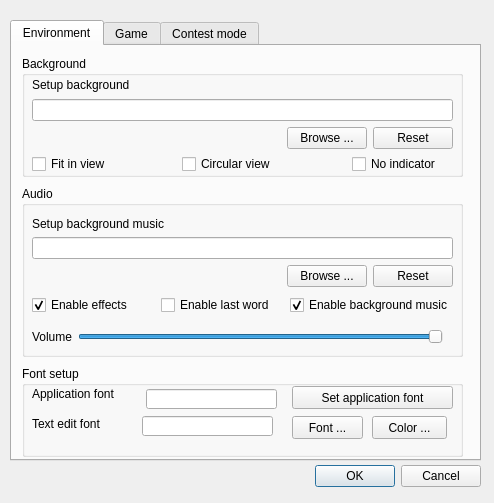
This is src/dialog/configdialog.ui in coldera/Qmelee as Qt 5 draws it before an edit. The edited form follows.
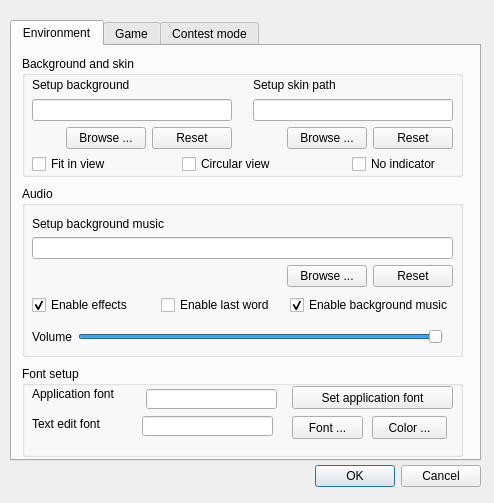
This is the edited form.

Commit message: add a config for changing skin #32

Patch:
```diff
--- a/src/dialog/configdialog.ui
+++ b/src/dialog/configdialog.ui
@@ -189,14 +189,14 @@
       </rect>
      </property>
      <property name="title">
-      <string>Background</string>
+      <string>Background and skin</string>
      </property>
      <widget class="QWidget" name="layoutWidget4">
       <property name="geometry">
        <rect>
         <x>10</x>
         <y>20</y>
-        <width>421</width>
+        <width>200</width>
         <height>73</height>
        </rect>
       </property>
@@ -255,6 +255,70 @@
        </item>
       </layout>
      </widget>
+     <widget class="QWidget" name="layoutWidget6">
+      <property name="geometry">
+       <rect>
+        <x>231</x>
+        <y>20</y>
+        <width>200</width>
+        <height>73</height>
+       </rect>
+      </property>
+      <layout class="QVBoxLayout" name="verticalLayout_3">
+       <item>
+        <layout class="QVBoxLayout" name="verticalLayout_4">
+         <item>
+          <widget class="QLabel" name="skinSetupLabel">
+           <property name="text">
+            <string>Setup skin path</string>
+           </property>
+           <property name="buddy">
+            <cstring>skinPathLineEdit</cstring>
+           </property>
+          </widget>
+         </item>
+         <item>
+          <widget class="QLineEdit" name="skinPathLineEdit">
+           <property name="readOnly">
+            <bool>true</bool>
+           </property>
+          </widget>
+         </item>
+        </layout>
+       </item>
+       <item>
+        <layout class="QHBoxLayout" name="horizontalLayout_4">
+         <item>
+          <spacer name="horizontalSpacer_3">
+           <property name="orientation">
+            <enum>Qt::Horizontal</enum>
+           </property>
+           <property name="sizeHint" stdset="0">
+            <size>
+             <width>40</width>
+             <height>20</height>
+            </size>
+           </property>
+          </spacer>
+         </item>
+         <item>
+          <widget class="QPushButton" name="browseSkinButton">
+           <property name="text">
+            <string>Browse ...</string>
+           </property>
+          </widget>
+         </item>
+         <item>
+          <widget class="QPushButton" name="resetSkinButton">
+           <property name="text">
+            <string>Reset</string>
+           </property>
+          </widget>
+         </item>
+        </layout>
+       </item>
+      </layout>
+      </widget>
      <widget class="QCheckBox" name="fitInViewCheckBox">
       <property name="geometry">
        <rect>
```
The commit also changes 13 other files.
